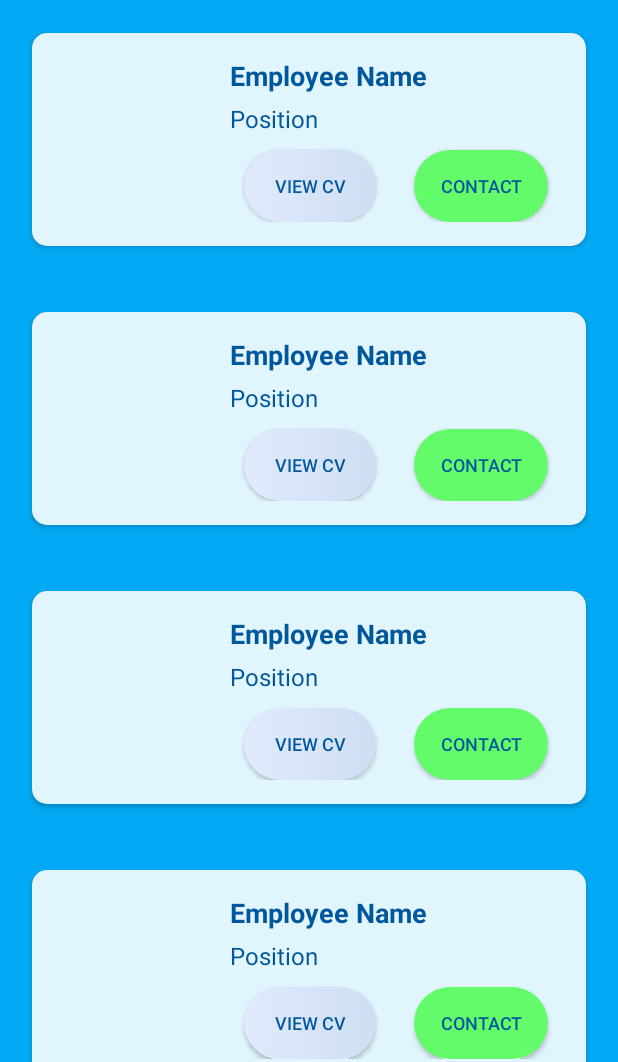
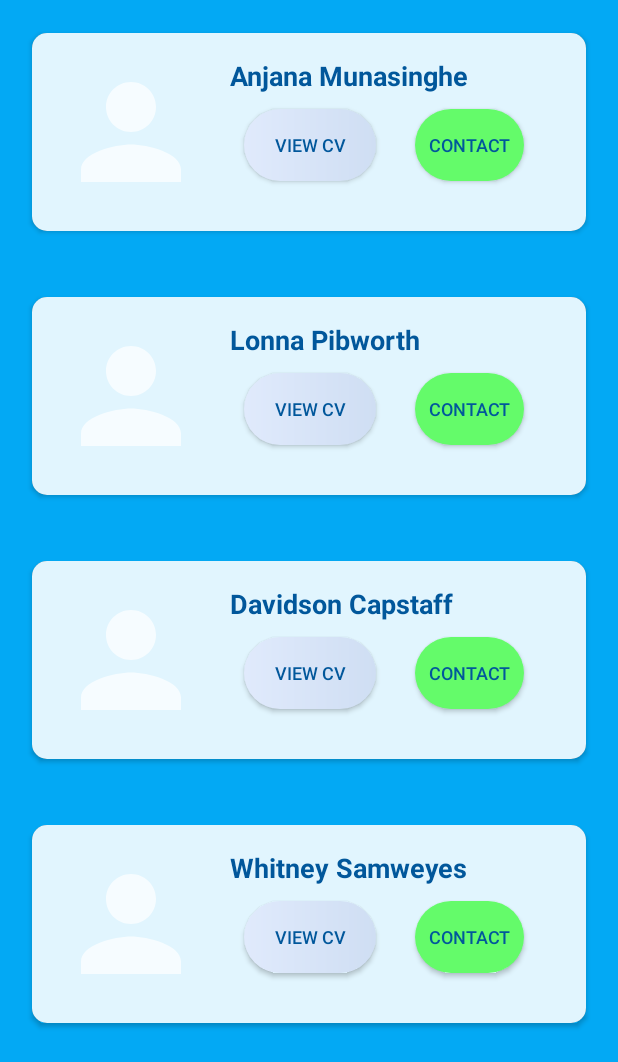
Before and after one commit to AnjanaDinuwan/JOBSSearch, an Android app: the SeekerHome screen opened directly, with no data from a screen before it, on a phone screen of 412 x 824 dp, the part 174-1236 px from its top. Run offline under Robolectric (Android 15) with nearby library versions, the phone set to English and light mode, and no system bars; our stand-ins replace Room's generated code.

Commit message:
change seekers

```diff
--- a/app/src/main/java/com/example/jobssearch/ProviderRegistration.kt
+++ b/app/src/main/java/com/example/jobssearch/ProviderRegistration.kt
@@ -33,7 +33,7 @@ class ProviderRegistration : AppCompatActivity() {
         supportActionBar?.setTitle(R.string.empty)
         supportActionBar?.elevation = 0.0F
 
-        edtName = findViewById(R.id.txt_name)
+        edtName = findViewById(R.id.emp_name)
         edtEmail = findViewById(R.id.edt_email)
         edtAddress = findViewById(R.id.edt_address)
         edtPassword = findViewById(R.id.edt_password)
--- a/app/src/main/java/com/example/jobssearch/QuickJobHire.kt
+++ b/app/src/main/java/com/example/jobssearch/QuickJobHire.kt
@@ -66,7 +66,7 @@ class QuickJobHire : AppCompatActivity() {
 
     fun serviceCallback(service: Service) {
 
-        var txtName = findViewById<TextView>(R.id.txt_name)
+        var txtName = findViewById<TextView>(R.id.emp_name)
         var txtRate = findViewById<TextView>(R.id.txt_rate)
         var txtSkills = findViewById<TextView>(R.id.txt_skills)
 
--- a/app/src/main/java/com/example/jobssearch/SeekerHome.kt
+++ b/app/src/main/java/com/example/jobssearch/SeekerHome.kt
@@ -2,20 +2,34 @@ package com.example.jobssearch
 
 import android.content.Context
 import android.content.Intent
-import androidx.appcompat.app.AppCompatActivity
+import android.graphics.Bitmap
+import android.graphics.BitmapFactory
 import android.os.Bundle
 import android.util.Log
 import android.view.LayoutInflater
 import android.view.MenuItem
 import android.view.View
 import android.view.ViewGroup
+import android.widget.ImageView
 import android.widget.RelativeLayout
+import android.widget.TextView
+import android.widget.Toast
+import androidx.appcompat.app.AppCompatActivity
 import androidx.core.app.NavUtils
+import androidx.lifecycle.lifecycleScope
 import androidx.recyclerview.widget.LinearLayoutManager
 import androidx.recyclerview.widget.RecyclerView
+import com.example.jobssearch.data.MainDataSource
+import com.example.jobssearch.data.model.Job
+import com.example.jobssearch.data.model.Provider
+import com.example.jobssearch.data.model.Seeker
+import kotlinx.coroutines.launch
+import java.io.File
+import javax.xml.transform.ErrorListener
 
 
 class SeekerHome : AppCompatActivity() {
+    var seekerAdapter = SeekerAdapter(this, listOf())
     override fun onCreate(savedInstanceState: Bundle?) {
         super.onCreate(savedInstanceState)
         setContentView(R.layout.activity_seeker_home)
@@ -25,22 +39,16 @@ class SeekerHome : AppCompatActivity() {
         supportActionBar?.elevation = 0.0F
 
         val recyclerView = findViewById<RecyclerView>(R.id.rv_jobs)
-        val tList = ArrayList<Int>()
-        tList.add(1)
-        tList.add(2)
-        tList.add(3)
-        tList.add(4)
-        val seekerAdapter = SeekerHome.SeekerAdapter(this, tList) { -> onSeekerCardClick() }
         val linearLayoutManager = LinearLayoutManager(this, LinearLayoutManager.VERTICAL, false)
         recyclerView.layoutManager = linearLayoutManager
         recyclerView.adapter = seekerAdapter
 
+        lifecycleScope.launch {
+            MainDataSource.getAllSeekers { result -> seekerCallback(result) }
+        }
     }
 
-     fun onSeekerCardClick() {
-         val intent = Intent(this, UpdatePosition::class.java)
-         startActivity(intent)
-    }
+
 
     override fun onOptionsItemSelected(item: MenuItem): Boolean {
         return when (item.itemId) {
@@ -60,31 +68,54 @@ class SeekerHome : AppCompatActivity() {
         }
     }
 
+    fun seekerCallback(dataset: List<Seeker>) {
+        seekerAdapter.dataset = dataset
+        seekerAdapter.notifyDataSetChanged()
+    }
 
-    class SeekerAdapter(private val context: Context, private val seekerArrayList: ArrayList<Int>, private val listener: () -> Unit) :
+    class SeekerAdapter(private val context: Context, var dataset: List<Seeker>) :
         RecyclerView.Adapter<SeekerAdapter.ViewHolder>() {
-
-        class ViewHolder(view: View) : RecyclerView.ViewHolder(view) {
-            var seekerCard: RelativeLayout
+        class ViewHolder(view: View, private val context: Context) : RecyclerView.ViewHolder(view) {
+            val txtSeekerName : TextView
+            val imgLogo : ImageView
             init {
-                seekerCard = view.findViewById<RelativeLayout>(R.id.seeker_card)
+                txtSeekerName = view.findViewById<TextView>(R.id.emp_name)
+                imgLogo = view.findViewById(R.id.img_logo)
             }
 
+            fun bind(seeker : Seeker) {
+                txtSeekerName.text = seeker.name
+
+
+                if (seeker.profilePhoto != "") {
+                    val imgFile = File(context.filesDir, seeker.profilePhoto)
+                    if (imgFile.exists()) {
+                        val logo = BitmapFactory.decodeFile(imgFile.absolutePath)
+                        imgLogo.setImageBitmap(logo)
+                    }
+                }
+                else {
+                    imgLogo.setImageResource(R.drawable.ic_baseline_person_24)
+                }
+            }
         }
 
         override fun onCreateViewHolder(parent: ViewGroup, viewType: Int): ViewHolder {
             val view = LayoutInflater.from(parent.context)
                 .inflate(R.layout.seeker_card_layout, parent, false)
 
-            return ViewHolder(view)
+            return ViewHolder(view, context);
         }
 
         override fun onBindViewHolder(holder: ViewHolder, position: Int) {
-            holder.seekerCard.setOnClickListener{
-                listener()
-            }
+            val seek = dataset[position]
+            holder.bind(seek)
+
         }
 
-        override fun getItemCount() = seekerArrayList.size
+        override fun getItemCount(): Int {
+            return dataset.size
+        }
+
     }
 }
--- a/app/src/main/java/com/example/jobssearch/SeekerRegistration.kt
+++ b/app/src/main/java/com/example/jobssearch/SeekerRegistration.kt
@@ -36,7 +36,7 @@ class SeekerRegistration : AppCompatActivity() {
         supportActionBar?.setTitle(R.string.empty)
         supportActionBar?.elevation = 0.0F
 
-        edtName = findViewById(R.id.txt_name)
+        edtName = findViewById(R.id.emp_name)
         edtEmail = findViewById(R.id.edt_email)
         edtAddress = findViewById(R.id.edt_address)
         edtPassword = findViewById(R.id.edt_password)
--- a/app/src/main/java/com/example/jobssearch/UserProfile.kt
+++ b/app/src/main/java/com/example/jobssearch/UserProfile.kt
@@ -27,7 +27,7 @@ class UserProfile : AppCompatActivity() {
         supportActionBar?.setTitle(R.string.update_profile)
         supportActionBar?.elevation = 0.0F
 
-        edtName = findViewById(R.id.txt_name)
+        edtName = findViewById(R.id.emp_name)
         edtEmail = findViewById(R.id.edt_email)
         edtPassword = findViewById(R.id.edt_password)
 
--- a/app/src/main/java/com/example/jobssearch/data/MainDataSource.kt
+++ b/app/src/main/java/com/example/jobssearch/data/MainDataSource.kt
@@ -114,6 +114,11 @@ object MainDataSource {
         callback(result)
     }
 
+    suspend fun getAllSeekers(callback: (List<Seeker>) -> Unit) {
+        var result = seekerDao?.getAll() ?: listOf()
+        callback(result)
+    }
+
     suspend fun getAllServices(callback: (List<Service>) -> Unit) {
         var result = serviceDao?.getAll() ?: listOf()
         callback(result)
@@ -143,6 +148,7 @@ object MainDataSource {
             "Test",
             "100",
             "example.com",
+            "",
         )
         callback(result)
     }
@@ -190,10 +196,14 @@ object MainDataSource {
         callback(true)
     }
 
-    suspend fun addNewService(context: Context, name: String, email: String, address: String,rate: String,skills: String, callback: (Boolean) -> Unit) {
+    suspend fun addNewService(context: Context,logoUri: Uri, name: String, email: String, address: String,rate: String,skills: String, callback: (Boolean) -> Unit) {
 
 
-        val service = Service(0, name, email, address , rate, skills )
+        Log.d("Something", "here - Provider")
+        val logoUrl = UUID.randomUUID().toString()
+        moveFile(context, logoUri, logoUrl)
+
+        val service = Service(0, name, email, address , rate, skills,"" )
         serviceDao?.insertService(service)
         callback(true)
     }
--- a/app/src/main/java/com/example/jobssearch/data/dao/SeekerDao.kt
+++ b/app/src/main/java/com/example/jobssearch/data/dao/SeekerDao.kt
@@ -5,10 +5,14 @@ import androidx.room.Insert
 import androidx.room.Query
 import androidx.room.Update
 import com.example.jobssearch.data.model.Job
+import com.example.jobssearch.data.model.Provider
 import com.example.jobssearch.data.model.Seeker
 
 @Dao
 interface SeekerDao {
+
+    @Query("SELECT * FROM seekers")
+    suspend fun getAll(): List<Seeker>
     @Insert
     suspend fun insertSeeker(s: Seeker)
 
@@ -20,4 +24,8 @@ interface SeekerDao {
     @Update
     fun updateSeeker(seeker: Seeker)
 
+    @Query("SELECT * FROM seekers WHERE id = :id")
+    suspend fun getSeeker(id: Int): Seeker
+
+
 }
--- a/app/src/main/java/com/example/jobssearch/data/model/Service.kt
+++ b/app/src/main/java/com/example/jobssearch/data/model/Service.kt
@@ -13,5 +13,6 @@ data class Service(
     val address:String,
     val rate:String,
     val skills:String,
+    val logo:String,
 
 )
--- a/app/src/main/res/layout/activity_add_service.xml
+++ b/app/src/main/res/layout/activity_add_service.xml
@@ -54,7 +54,7 @@
 
 
     <EditText
-        android:id="@+id/txt_name"
+        android:id="@+id/emp_name"
         android:layout_width="match_parent"
         android:layout_height="wrap_content"
         android:background="@drawable/rounded_corner_rectangle"
@@ -84,7 +84,7 @@
         android:inputType="textEmailAddress"
         app:layout_constraintEnd_toEndOf="parent"
         app:layout_constraintStart_toStartOf="parent"
-        app:layout_constraintTop_toBottomOf="@+id/txt_name" />
+        app:layout_constraintTop_toBottomOf="@+id/emp_name" />
 
     <EditText
         android:id="@+id/edt_address"
--- a/app/src/main/res/layout/activity_provider_registration.xml
+++ b/app/src/main/res/layout/activity_provider_registration.xml
@@ -56,7 +56,7 @@
     </LinearLayout>
 
     <EditText
-        android:id="@+id/txt_name"
+        android:id="@+id/emp_name"
         android:layout_width="match_parent"
         android:layout_height="wrap_content"
         android:background="@drawable/rounded_corner_rectangle"
@@ -86,7 +86,7 @@
         android:inputType="textEmailAddress"
         app:layout_constraintEnd_toEndOf="parent"
         app:layout_constraintStart_toStartOf="parent"
-        app:layout_constraintTop_toBottomOf="@+id/txt_name" />
+        app:layout_constraintTop_toBottomOf="@+id/emp_name" />
 
     <EditText
         android:id="@+id/edt_address"
--- a/app/src/main/res/layout/activity_quickjob_card_layout.xml
+++ b/app/src/main/res/layout/activity_quickjob_card_layout.xml
@@ -22,7 +22,7 @@
             android:backgroundTint="#E9E9E9"/>
 
         <TextView
-            android:id="@+id/txt_name"
+            android:id="@+id/emp_name"
             android:layout_width="wrap_content"
             android:layout_height="wrap_content"
             android:layout_toRightOf="@id/img_logo"
@@ -41,7 +41,7 @@
             android:layout_toRightOf="@id/img_logo"
             android:layout_marginLeft="16dp"
             android:layout_marginTop="5dp"
-            android:layout_below="@+id/txt_name" />
+            android:layout_below="@+id/emp_name" />
 
         <TextView
             android:id="@+id/txt_location"
@@ -49,7 +49,7 @@
             android:layout_height="wrap_content"
             android:layout_toRightOf="@id/img_location_icon"
             android:layout_alignBaseline="@id/img_location_icon"
-            android:layout_below="@id/txt_name"
+            android:layout_below="@id/emp_name"
             android:layout_marginLeft="10dp"
             android:layout_marginTop="5dp"
             android:text="Location"
--- a/app/src/main/res/layout/activity_seeker_registration.xml
+++ b/app/src/main/res/layout/activity_seeker_registration.xml
@@ -87,7 +87,7 @@
     </LinearLayout>
 
     <EditText
-        android:id="@+id/txt_name"
+        android:id="@+id/emp_name"
         android:layout_width="match_parent"
         android:layout_height="wrap_content"
         android:layout_margin="16dp"
@@ -117,7 +117,7 @@
         android:textSize="16sp"
         app:layout_constraintEnd_toEndOf="parent"
         app:layout_constraintStart_toStartOf="parent"
-        app:layout_constraintTop_toBottomOf="@+id/txt_name" />
+        app:layout_constraintTop_toBottomOf="@+id/emp_name" />
 
     <EditText
         android:id="@+id/edt_address"
--- a/app/src/main/res/layout/activity_user_profile.xml
+++ b/app/src/main/res/layout/activity_user_profile.xml
@@ -23,7 +23,7 @@
         android:textSize="16sp"
         app:layout_constraintEnd_toEndOf="parent"
         app:layout_constraintStart_toStartOf="parent"
-        app:layout_constraintTop_toBottomOf="@+id/txt_name" />
+        app:layout_constraintTop_toBottomOf="@+id/emp_name" />
 
     <EditText
         android:id="@+id/edt_password"
@@ -67,7 +67,7 @@
 
 
     <EditText
-        android:id="@+id/txt_name"
+        android:id="@+id/emp_name"
         android:layout_width="match_parent"
         android:layout_height="wrap_content"
         android:layout_margin="16dp"
--- a/app/src/main/res/layout/quick_job_hire.xml
+++ b/app/src/main/res/layout/quick_job_hire.xml
@@ -32,7 +32,7 @@
 
 
     <TextView
-        android:id="@+id/txt_name"
+        android:id="@+id/emp_name"
         android:layout_width="300dp"
         android:layout_height="30dp"
         android:layout_marginTop="20dp"
@@ -61,7 +61,7 @@
         android:textSize="20sp"
         app:layout_constraintEnd_toEndOf="parent"
         app:layout_constraintStart_toEndOf="@+id/textView"
-        app:layout_constraintTop_toBottomOf="@+id/txt_name" />
+        app:layout_constraintTop_toBottomOf="@+id/emp_name" />
 
     <TextView
         android:id="@+id/txt_skills"
@@ -132,7 +132,7 @@
         android:textColor="#000000"
         android:textSize="20sp"
         app:layout_constraintStart_toStartOf="parent"
-        app:layout_constraintTop_toBottomOf="@+id/txt_name" />
+        app:layout_constraintTop_toBottomOf="@+id/emp_name" />
 
     <TextView
         android:id="@+id/textView2"
--- a/app/src/main/res/layout/seeker_card_layout.xml
+++ b/app/src/main/res/layout/seeker_card_layout.xml
@@ -20,10 +20,10 @@
             android:id="@+id/img_logo"
             android:layout_width="100dp"
             android:layout_height="100dp"
-            android:backgroundTint="#E9E9E9"/>
+            android:backgroundTint="#E9E9E9" />
 
         <TextView
-            android:id="@+id/txt_name"
+            android:id="@+id/emp_name"
             android:layout_width="wrap_content"
             android:layout_height="wrap_content"
             android:layout_toRightOf="@id/img_logo"
@@ -33,23 +33,12 @@
             android:textStyle="bold"
             android:textSize="18sp"/>
 
-        <TextView
-            android:id="@+id/edt_job_name"
-            android:layout_width="wrap_content"
-            android:layout_height="wrap_content"
-            android:layout_toRightOf="@id/img_logo"
-            android:layout_below="@id/txt_name"
-            android:layout_marginLeft="16dp"
-            android:layout_marginTop="5dp"
-            android:text="Position"
-            android:textColor="@color/light_blue_900"
-            android:textSize="16sp"/>
 
         <Button
             android:id="@+id/txt_cv"
             android:layout_width="wrap_content"
             android:layout_height="wrap_content"
-            android:layout_below="@id/edt_job_name"
+            android:layout_below="@+id/emp_name"
             android:layout_marginLeft="25dp"
             android:layout_marginTop="10dp"
             android:layout_toRightOf="@id/img_logo"
@@ -62,12 +51,12 @@
             android:id="@+id/txt_contact"
             android:layout_width="107dp"
             android:layout_height="wrap_content"
-            android:layout_below="@id/edt_job_name"
+            android:layout_below="@+id/emp_name"
             android:layout_alignParentEnd="true"
-            android:layout_marginStart="25dp"
-            android:layout_marginLeft="138dp"
+            android:layout_marginStart="26dp"
+            android:layout_marginLeft="139dp"
             android:layout_marginTop="10dp"
-            android:layout_marginEnd="9dp"
+            android:layout_marginEnd="25dp"
             android:layout_toEndOf="@+id/txt_cv"
             android:layout_toRightOf="@id/img_logo"
             android:background="@drawable/button_gradient_white"
```
Also changed, not shown: app/src/main/java/com/example/jobssearch/AddService.kt (+28 -1 lines), app/src/main/java/com/example/jobssearch/QuickJobsHome.kt (+15 -13 lines), app/src/main/java/com/example/jobssearch/UpdatePosition.kt (deleted, +0 -37 lines), app/src/main/res/layout/activity_update_position.xml (deleted, +0 -102 lines), app/src/main/assets/main_db.db.
